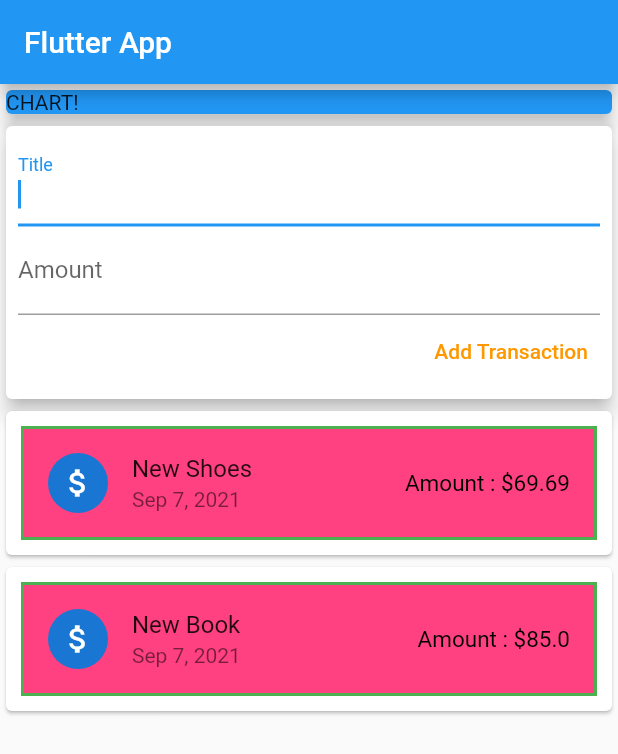
After one commit to pravin5551/Personal-Expenses-App--Flutter, a Flutter app: the screen it shows after launch, on a phone screen of 412 x 824 dp. The commit adds this screen. Shown: the top 754 px of the screen. Run offline on Flutter 3.47's test engine with Material 2 defaults, Android fonts, the phone set to English and light mode, and no system bars.

Commit message:
Seprated in different widgets

```diff
--- /dev/null
+++ b/personal_expenses/lib/widgets/new_transaction.dart
@@ -0,0 +1,53 @@
+import 'package:flutter/cupertino.dart';
+import 'package:flutter/material.dart';
+
+class NewTransaction extends StatelessWidget {
+  final Function addTx;
+
+  NewTransaction(this.addTx);
+
+  final titleController = TextEditingController();
+  final amountController = TextEditingController();
+
+  @override
+  Widget build(BuildContext context) {
+    return Card(
+      elevation: 5,
+      child: Container(
+        child: Padding(
+          padding: const EdgeInsets.all(8.0),
+          child: Column(
+            crossAxisAlignment: CrossAxisAlignment.end,
+            children: <Widget>[
+              TextField(
+                autofocus: true,
+                decoration: InputDecoration(labelText: 'Title'),
+                // onChanged: (lol){
+                //   titleInout =lol;
+                // },
+                controller: titleController,
+              ),
+              TextField(
+                decoration: InputDecoration(labelText: 'Amount'),
+                // onChanged: (lol){
+                //   amountInput =lol;
+                // },
+                controller: amountController,
+              ),
+              TextButton(
+                style: TextButton.styleFrom(
+                  primary: Colors.orange,
+                ),
+                onPressed: () {
+                  addTx(titleController.text,
+                      double.parse(amountController.text));
+                },
+                child: Text('Add Transaction'),
+              ),
+            ],
+          ),
+        ),
+      ),
+    );
+  }
+}
--- /dev/null
+++ b/personal_expenses/lib/widgets/transaction_list.dart
@@ -0,0 +1,47 @@
+import 'package:flutter/cupertino.dart';
+import 'package:flutter/material.dart';
+import 'package:intl/intl.dart';
+import 'package:personal_expenses/models/transaction.dart';
+
+class TransactionList extends StatelessWidget {
+  final List<Transaction> _userTransaction;
+  TransactionList(this._userTransaction);
+
+
+  @override
+  Widget build(BuildContext context) {
+    return Container(
+      height: 300,
+      child: ListView(
+        children: _userTransaction
+            .map(
+              (tx) => Card(
+            color: Colors.white,
+            child: Container(
+              margin: EdgeInsets.symmetric(vertical: 10, horizontal: 10),
+              decoration: BoxDecoration(
+                  border: Border.all(
+                    width: 2,
+                    color: Colors.green,
+                  ),
+                  color: Colors.pinkAccent),
+              child: ListTile(
+                title: Text(tx.title),
+                leading: CircleAvatar(
+                  child: Icon(
+                    Icons.attach_money,
+                  ),
+                ),
+                trailing: Text(
+                  'Amount : \$${tx.amount.toString()}',
+                  style: TextStyle(color: Colors.black, fontSize: 15),
+                ),
+                subtitle: Text(DateFormat.yMMMd().format(tx.dateTime)),
+              ),
+            ),
+          ),
+        ).toList(),
+      ),
+    );
+  }
+}
--- /dev/null
+++ b/personal_expenses/lib/widgets/user_transaction.dart
@@ -0,0 +1,48 @@
+import 'package:flutter/cupertino.dart';
+import '../models/transaction.dart';
+import './transaction_list.dart';
+import 'new_transaction.dart';
+
+class UserTransaction extends StatefulWidget {
+  @override
+  _UserTransactionState createState() => _UserTransactionState();
+}
+
+class _UserTransactionState extends State<UserTransaction> {
+  final List<Transaction> _userTransaction = [
+    Transaction(
+      id: 't1',
+      title: 'New Shoes',
+      amount: 69.69,
+      dateTime: DateTime.now(),
+    ),
+    Transaction(
+      id: 't2',
+      title: 'New Book',
+      amount: 85,
+      dateTime: DateTime.now(),
+    ),
+  ];
+
+  void _addNewTransaction(String title, double amount) {
+    final newTx = Transaction(
+        id: DateTime.now().toString(),
+        title: title,
+        amount: amount,
+        dateTime: DateTime.now());
+
+    setState(() {
+      _userTransaction.add(newTx);
+    });
+  }
+
+  @override
+  Widget build(BuildContext context) {
+    return Column(
+      children: <Widget>[
+        NewTransaction(_addNewTransaction),
+        TransactionList(_userTransaction),
+      ],
+    );
+  }
+}
```
Also changed, not shown: personal_expenses/lib/main.dart (+5 -88 lines), personal_expenses/lib/models/transaction.dart (renamed from personal_expenses/lib/transaction.dart), personal_expenses/pubspec.lock.
